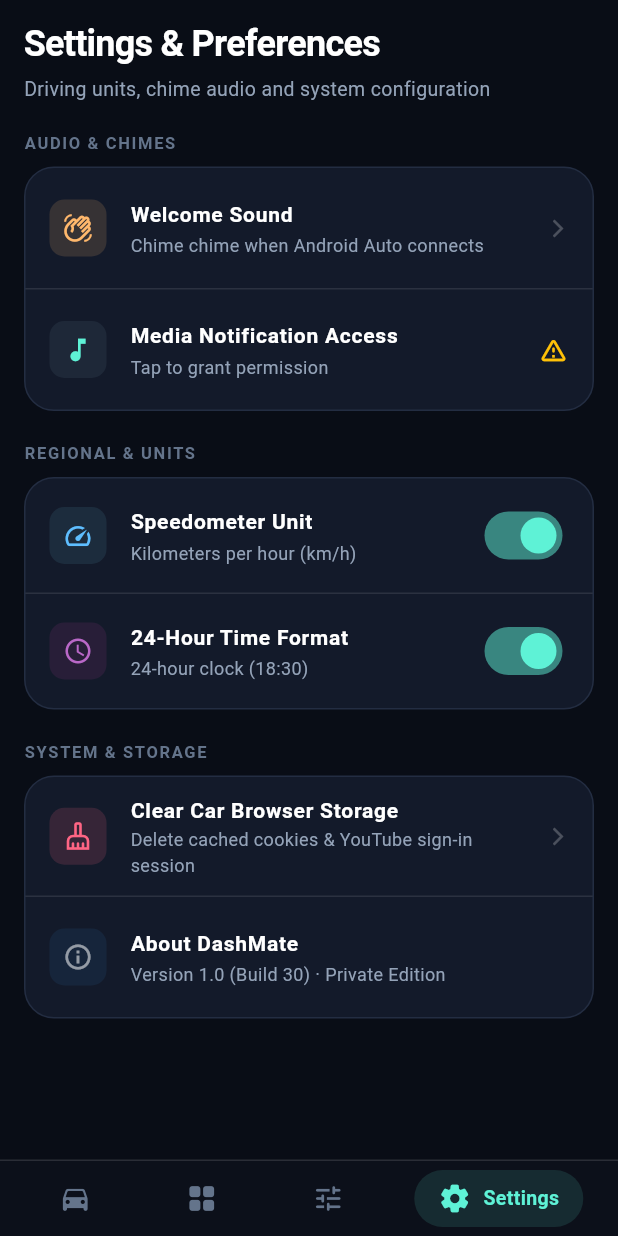
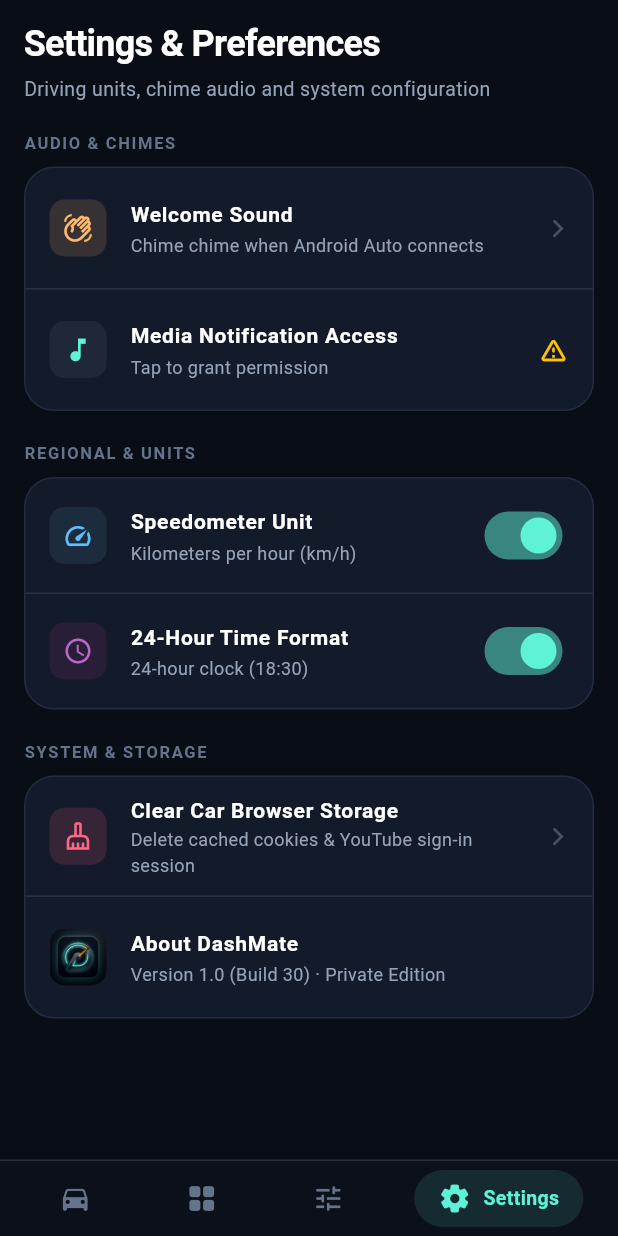
Before and after one commit to mohdafix/DashMate, a Flutter app: the screen it shows after launch, item 4 of the bottom bar chosen, on a phone screen of 412 x 824 dp. Run offline on Flutter 3.47's test engine with Material 3 defaults, Android fonts, the phone set to English and light mode, and no system bars; our stand-ins replace shared_preferences; network calls fail.

Commit message:
Add new Tachometer & Speed Arc Gauge launcher icon and adaptive round mipmaps

```diff
--- a/lib/screens/dashboard_screen.dart
+++ b/lib/screens/dashboard_screen.dart
@@ -1270,10 +1270,12 @@ class _DashboardScreenState extends State<DashboardScreen> {
                   width: 38,
                   height: 38,
                   decoration: BoxDecoration(
-                    color: const Color(0xFF16253B),
                     borderRadius: BorderRadius.circular(10),
+                    image: const DecorationImage(
+                      image: AssetImage('assets/images/app_icon.png'),
+                      fit: BoxFit.cover,
+                    ),
                   ),
-                  child: const Icon(Icons.info_outline, color: Colors.white54, size: 20),
                 ),
                 title: const Text('About DashMate', style: TextStyle(fontSize: 14, fontWeight: FontWeight.bold, color: Colors.white)),
                 subtitle: const Text('Version 1.0 (Build 30) · Private Edition', style: TextStyle(fontSize: 12, color: AppColors.textSub)),
--- a/pubspec.yaml
+++ b/pubspec.yaml
@@ -29,3 +29,4 @@ flutter:
     - assets/car/
     - assets/data/
     - assets/icons/
+    - assets/images/
```
Also changed, not shown: assets/images/app_icon.png (added), 11 other files.
